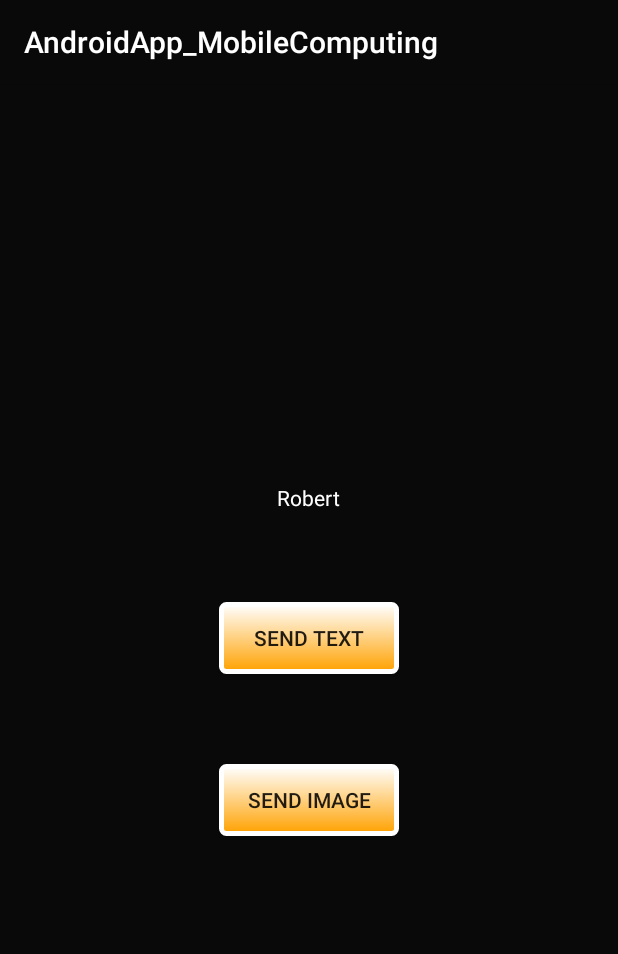
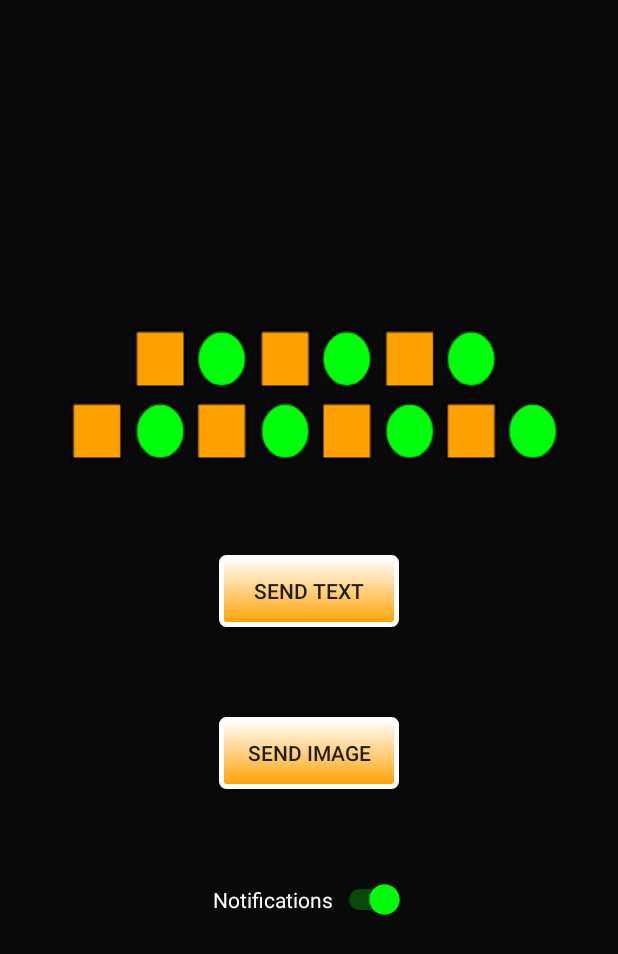
Before and after one commit to DanielHipp/mobileComputing, an Android app: the screen it shows after launch (StartActivity), on a phone screen of 412 x 824 dp. Shown: the top 954 px of the screen. Run offline under Robolectric (Android 15) with nearby library versions, the phone set to English and light mode, and no system bars.

Commit message:
added notification button and images

```diff
--- a/app/src/main/java/de/computing/mobile/androidapp_mobilecomputing/Activitys/PictureActivity.java
+++ b/app/src/main/java/de/computing/mobile/androidapp_mobilecomputing/Activitys/PictureActivity.java
@@ -9,7 +9,6 @@ import android.support.v7.app.AppCompatActivity;
 import android.util.Log;
 import android.view.View;
 import android.widget.Button;
-import android.widget.EditText;
 import android.widget.Toast;
 
 import java.io.IOException;
@@ -67,9 +66,7 @@ public class PictureActivity extends AppCompatActivity {
                 if (data != null) {
                     try {
                         Bitmap bitmap = MediaStore.Images.Media.getBitmap(this.getContentResolver(), data.getData());
-                        String s = compr.changeToImageString(bitmap);
-                        connector.sendVolleyMessage(s,PictureActivity.this);
-                        Log.d("Gallery", "opended");
+                        image += compr.changeToImageString(bitmap);
                     } catch (IOException e) {
                         e.printStackTrace();
                     }
--- a/app/src/main/java/de/computing/mobile/androidapp_mobilecomputing/Activitys/StartActivity.java
+++ b/app/src/main/java/de/computing/mobile/androidapp_mobilecomputing/Activitys/StartActivity.java
@@ -1,22 +1,58 @@
 package de.computing.mobile.androidapp_mobilecomputing.Activitys;
 
 import android.content.Intent;
+import android.content.res.ColorStateList;
+import android.graphics.Color;
 import android.support.v7.app.AppCompatActivity;
 import android.os.Bundle;
+import android.util.Log;
 import android.view.View;
 import android.widget.Button;
+import android.widget.CompoundButton;
+import android.widget.Switch;
 
 import de.computing.mobile.androidapp_mobilecomputing.Connector;
+import de.computing.mobile.androidapp_mobilecomputing.Notifications.NotificationListener;
 import de.computing.mobile.androidapp_mobilecomputing.R;
 
 public class StartActivity extends AppCompatActivity {
+    public static boolean notificationOn = true;
 
     @Override
     protected void onCreate(Bundle savedInstanceState) {
         super.onCreate(savedInstanceState);
         setContentView(R.layout.activity_start);
 
+        //Set Color for Switch
+        final Switch notificationSwitch = findViewById(R.id.start_switch);
+        int[][] states = new int[][] {
+                new int[] {-android.R.attr.state_checked}, // unchecked
+                new int[] { android.R.attr.state_checked}  // pressed
+        };
+
+        int[] colors = new int[] {
+                Color.rgb(255,161,0),
+                Color.rgb(0,255,12)
+        };
+
+        ColorStateList tintList = new ColorStateList(states, colors);
+        notificationSwitch.setThumbTintList(tintList);
+        notificationSwitch.setTrackTintList(tintList);
+
         //Button OnClick Listeners >>>>
+        notificationSwitch.setOnCheckedChangeListener(new CompoundButton.OnCheckedChangeListener() {
+            @Override
+            public void onCheckedChanged(CompoundButton buttonView, boolean isChecked) {
+                if(notificationSwitch.isChecked()){
+                    notificationOn = true;
+                    notificationSwitch.setTextOn("On");
+                } else {
+                    notificationOn = false;
+                    notificationSwitch.setTextOff("Off");
+                }
+            }
+        });
+
         Button buttonText = findViewById(R.id.start_button_text);
         buttonText.setOnClickListener(new View.OnClickListener() {
             @Override
--- a/app/src/main/java/de/computing/mobile/androidapp_mobilecomputing/Connector.java
+++ b/app/src/main/java/de/computing/mobile/androidapp_mobilecomputing/Connector.java
@@ -20,7 +20,7 @@ public class Connector {
     public void sendVolleyMessage(String message, Context context){
         //Instantiate
         RequestQueue queue = Volley.newRequestQueue(context);
-        String url = "http://192.168.10.1:8000/S" + message;
+        String url = "http://192.168.10.1:8000/" + message;
 
         //Request a string response from URL
         StringRequest stringRequest = new StringRequest(Request.Method.GET, url, new Response.Listener<String>() {
--- /dev/null
+++ b/app/src/main/res/drawable/switch_on.xml
@@ -0,0 +1,6 @@
+<?xml version="1.0" encoding="utf-8"?>
+<shape xmlns:android="http://schemas.android.com/apk/res/android"
+    android:shape="oval">
+    <solid android:color="@color/colorGreen"/>
+    <stroke android:width="5px" android:color="#ffffff" />
+</shape>
--- a/app/src/main/res/layout/activity_picture.xml
+++ b/app/src/main/res/layout/activity_picture.xml
@@ -10,13 +10,11 @@
         android:gravity="center"
         android:background="@color/colorPrimary">
 
-        <TextView
-            android:id="@+id/textView"
+        <ImageView
             android:layout_width="wrap_content"
             android:layout_height="wrap_content"
             android:layout_margin="30dp"
-            android:text="Robert"
-            android:textColor="@color/colorWhite"/>
+            android:background="@drawable/header"/>
 
         <Button
             android:id="@+id/activityPicture_findImage"
--- a/app/src/main/res/layout/activity_start.xml
+++ b/app/src/main/res/layout/activity_start.xml
@@ -13,13 +13,11 @@
         android:orientation="vertical"
         android:background="@color/colorPrimary">
 
-        <TextView
-            android:id="@+id/textView"
+        <ImageView
             android:layout_width="wrap_content"
             android:layout_height="wrap_content"
             android:layout_margin="30dp"
-            android:text="Robert"
-            android:textColor="@color/colorWhite"/>
+            android:background="@drawable/header"/>
 
         <Button
             android:id="@+id/start_button_text"
@@ -39,5 +37,16 @@
             android:text="Send Image"
             android:background="@drawable/button"/>
 
+        <Switch
+            android:id="@+id/start_switch"
+            android:layout_width="wrap_content"
+            android:layout_height="wrap_content"
+            android:layout_margin="30dp"
+            android:checked="true"
+            android:textOff="Off"
+            android:textOn="On"
+            android:text="Notifications"
+            android:textColor="@color/colorWhite"/>
+
     </LinearLayout>
 </android.support.constraint.ConstraintLayout>
--- a/app/src/main/res/layout/activity_text.xml
+++ b/app/src/main/res/layout/activity_text.xml
@@ -10,13 +10,11 @@
         android:gravity="center"
         android:background="@color/colorPrimary">
 
-        <TextView
-            android:id="@+id/textView"
+        <ImageView
             android:layout_width="wrap_content"
             android:layout_height="wrap_content"
             android:layout_margin="30dp"
-            android:text="Robert"
-            android:textColor="@color/colorWhite"/>
+            android:background="@drawable/header"/>
 
         <EditText
             android:id="@+id/activityText_textToSend"
--- /dev/null
+++ b/app/src/main/res/style/switch_on.xml
@@ -0,0 +1,4 @@
+<?xml version="1.0" encoding="utf-8"?>
+<style name="SwitchCompatTheme" >
+    <item name="colorControlActivated">@color/pure_red</item>
+</style>
--- a/app/src/main/res/values/styles.xml
+++ b/app/src/main/res/values/styles.xml
@@ -1,7 +1,7 @@
 <resources>
 
     <!-- Base application theme. -->
-    <style name="AppTheme" parent="Theme.AppCompat.Light.DarkActionBar">
+    <style name="AppTheme" parent="Theme.AppCompat.Light.NoActionBar">
         <!-- Customize your theme here. -->
         <item name="colorPrimary">@color/colorPrimary</item>
         <item name="colorPrimaryDark">@color/colorPrimaryDark</item>
```
Also changed, not shown: app/src/main/AndroidManifest.xml (+6 -2 lines), app/src/main/java/de/computing/mobile/androidapp_mobilecomputing/Notifications/NotificationListener.java (+22 -7 lines), app/src/main/res/xml/network_security_config.xml (added, +8 -0 lines), app/src/main/res/drawable/header.png (added), app/src/main/res/drawable/logo.png (added).
